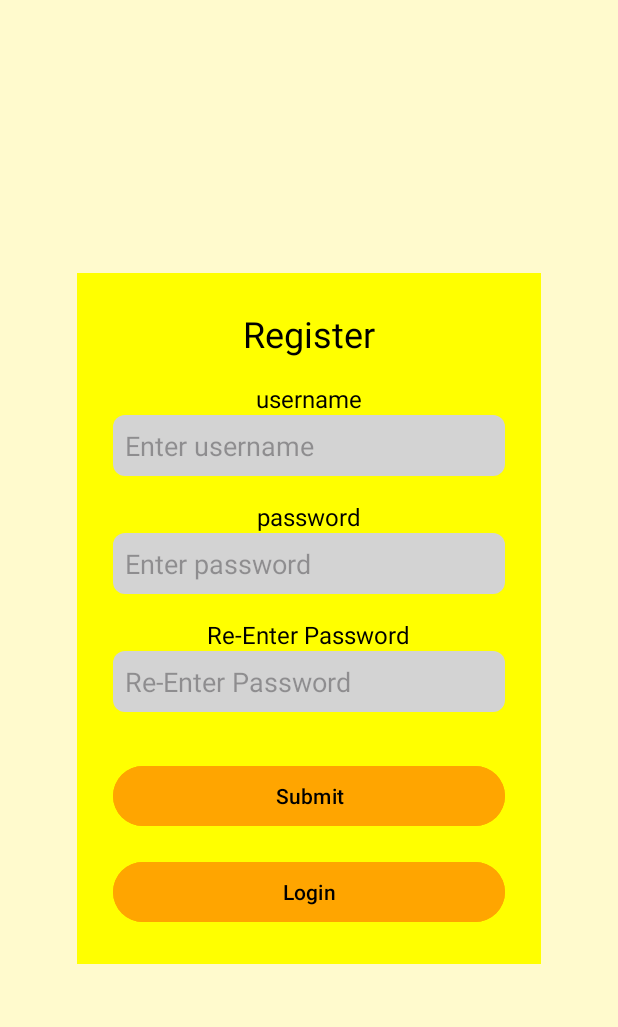
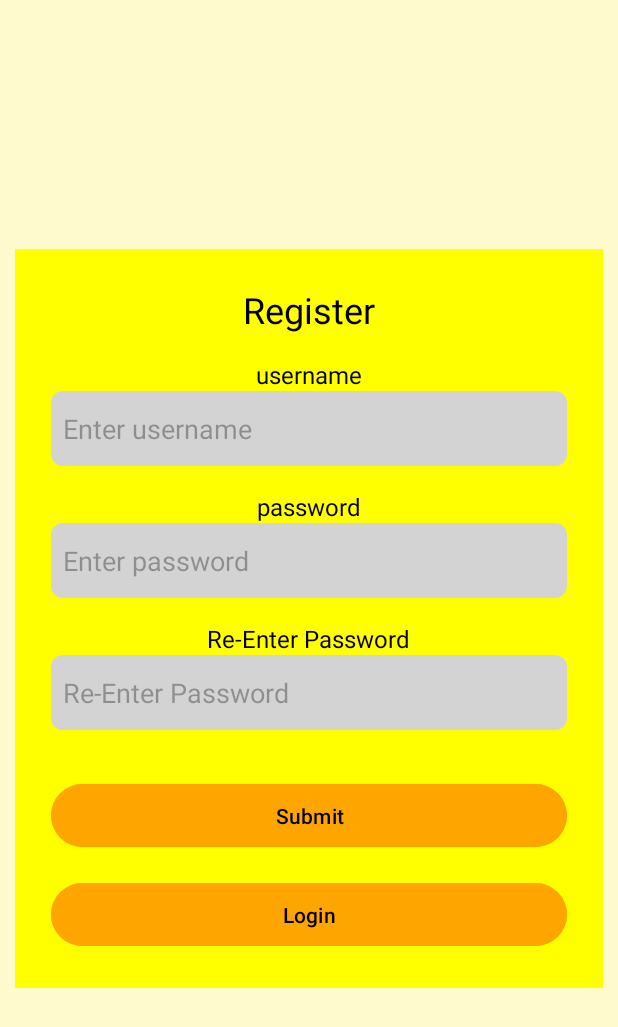
Before and after one commit to cornacheteam2024/CornAche_Mobile, an Android app: the RegisterActivity screen opened directly, with no data from a screen before it, on a phone screen of 412 x 824 dp. Shown: the top 1027 px of the screen. Run offline under Robolectric (Android 15) with nearby library versions, the phone set to English and light mode, and no system bars.

Commit message:
widen input login & register

```diff
--- a/app/src/main/res/layout/activity_register.xml
+++ b/app/src/main/res/layout/activity_register.xml
@@ -8,8 +8,10 @@
 
     <!-- Container for the login form -->
     <LinearLayout
+        android:layout_marginEnd="10dp"
+        android:layout_marginStart="10dp"
         android:id="@+id/loginContainer"
-        android:layout_width="0dp"
+        android:layout_width="match_parent"
         android:layout_height="wrap_content"
         android:orientation="vertical"
         android:background="#FFFF00"
@@ -18,8 +20,7 @@
         app:layout_constraintTop_toTopOf="parent"
         app:layout_constraintBottom_toBottomOf="parent"
         app:layout_constraintStart_toStartOf="parent"
-        app:layout_constraintEnd_toEndOf="parent"
-        app:layout_constraintWidth_percent="0.75">
+        app:layout_constraintEnd_toEndOf="parent">
 
         <!-- Login title -->
         <TextView
@@ -42,7 +43,7 @@
         <!-- Username input -->
         <EditText
             android:layout_width="match_parent"
-            android:layout_height="wrap_content"
+            android:layout_height="50dp"
             android:background="@drawable/edit_text_background"
             android:padding="8dp"
             android:textColor="#000000"
@@ -61,7 +62,7 @@
         <!-- Password input -->
         <EditText
             android:layout_width="match_parent"
-            android:layout_height="wrap_content"
+            android:layout_height="50dp"
             android:background="@drawable/edit_text_background"
             android:padding="8dp"
             android:textColor="#000000"
@@ -80,7 +81,7 @@
         <!-- Re-Enter Password input -->
         <EditText
             android:layout_width="match_parent"
-            android:layout_height="wrap_content"
+            android:layout_height="50dp"
             android:background="@drawable/edit_text_background"
             android:padding="8dp"
             android:textColor="#000000"
@@ -91,7 +92,7 @@
         <!-- Submit button -->
         <Button
             android:layout_width="match_parent"
-            android:layout_height="wrap_content"
+            android:layout_height="50dp"
             android:text="@string/submit"
             android:textColor="#000000"
             android:backgroundTint="#FFA500"
@@ -103,7 +104,7 @@
         <!-- Register button -->
         <Button
             android:layout_width="match_parent"
-            android:layout_height="wrap_content"
+            android:layout_height="50dp"
             android:text="@string/login"
             android:textColor="#000000"
             android:backgroundTint="#FFA500"
```
Also changed, not shown: app/src/main/res/layout/activity_login.xml (+8 -7 lines).
